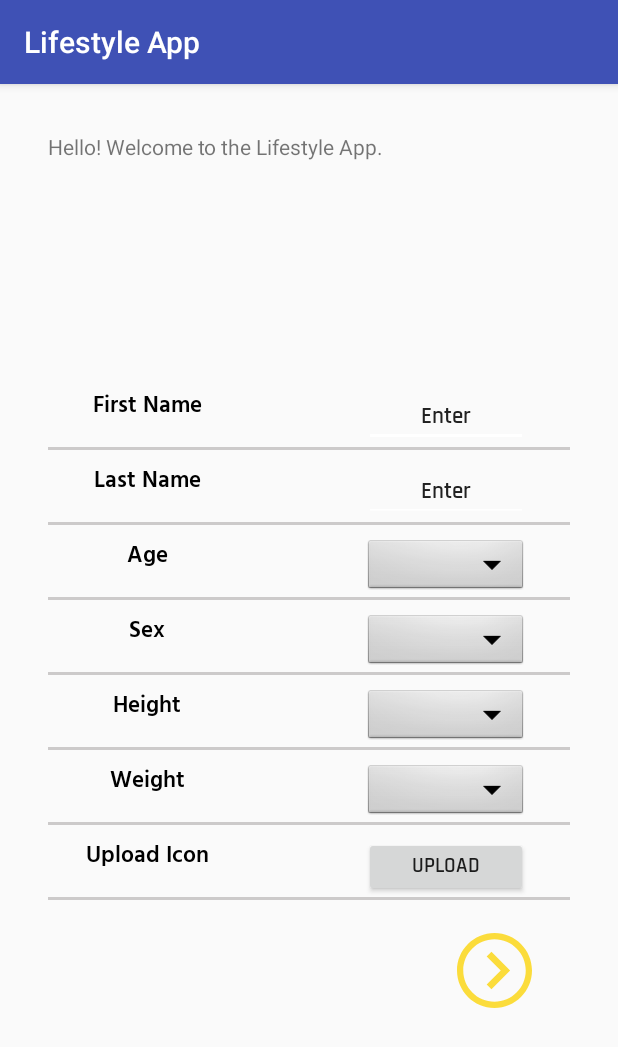
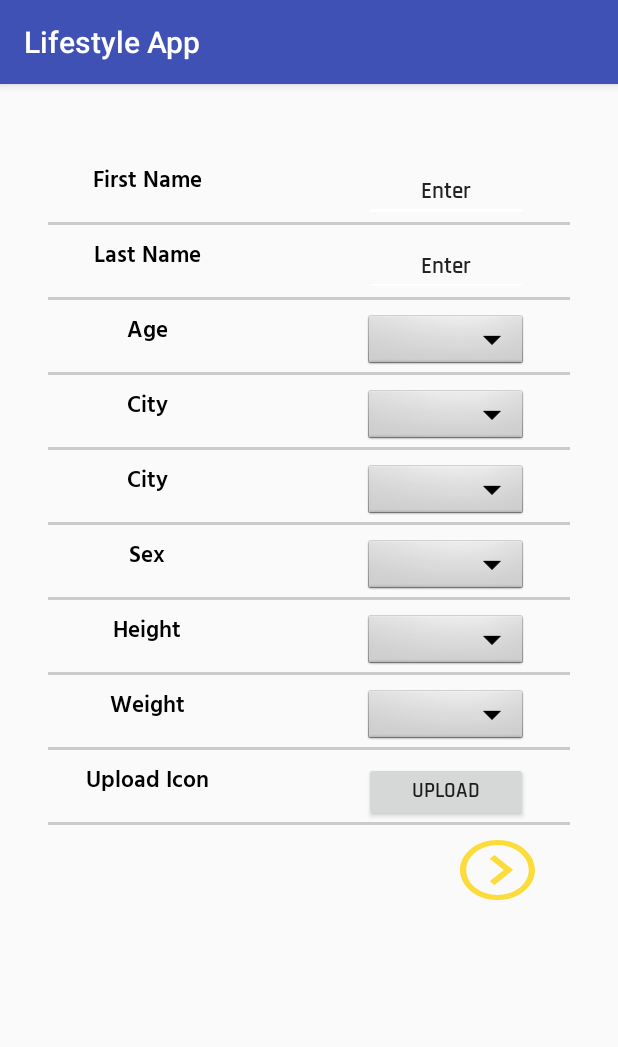
Before and after one commit to mewest88/CS6018_GroupProject, an Android app: the screen it shows after launch (MainActivity), on a phone screen of 412 x 824 dp. Shown: the top 1047 px of the screen. Run offline under Robolectric (Android 15) with nearby library versions, the phone set to English and light mode, and no system bars.

Commit message:
sign up page designs and got the app running again with age spinner

```diff
--- a/app/src/main/java/com/example/masonwest/lifestyle_app/MainActivity.java
+++ b/app/src/main/java/com/example/masonwest/lifestyle_app/MainActivity.java
@@ -154,7 +154,7 @@
         Bitmap thumbnail = (Bitmap) thumbnailImage.get("data");
         // Create a new user
 //        User(int userIDPassed, String firstNamePassed, String lastNamePassed, int agePassed, int heightPassed, float weightPassed, String cityPassed, String countryPassed, Bitmap profilePicPassed, String sexPassed)
-        newUser = new User(1, firstName, lastName, age, 72, 160, "Salt Lake", "USA", thumbnail, "male");
+        newUser = new User(1, firstName, lastName, 30, 72, 160, "Salt Lake", "USA", thumbnail, "male");
 
         //MASTER LIST WORK
         //Get the Master List fragment
--- a/app/src/main/res/layout/activity_main.xml
+++ b/app/src/main/res/layout/activity_main.xml
@@ -11,7 +11,7 @@
     <FrameLayout xmlns:android="http://schemas.android.com/apk/res/android"
         android:id="@+id/fl_header_phone"
         android:layout_width="match_parent"
-        android:layout_height="100dp"
+        android:layout_height="10dp"
         android:padding="16dp">
     </FrameLayout>
 
--- a/app/src/main/res/layout/fragment_edit_user_details.xml
+++ b/app/src/main/res/layout/fragment_edit_user_details.xml
@@ -13,7 +13,7 @@
         android:layout_height="40dp"
         android:layout_marginEnd="8dp"
         android:layout_marginRight="10dp"
-        android:layout_marginTop="70dp"
+        android:layout_marginTop="10dp"
         android:gravity="center_horizontal"
         android:lineSpacingExtra="-16sp"
         android:text="@string/firstName"
@@ -29,12 +29,12 @@
         android:layout_height="40dp"
         android:layout_marginEnd="28dp"
         android:layout_marginRight="28dp"
-        android:layout_marginTop="70dp"
+        android:layout_marginTop="10dp"
+        android:backgroundTint="@color/colorWhite"
         android:gravity="center_horizontal"
         android:lineSpacingExtra="-8sp"
         android:text="@string/enter"
         android:textAppearance="@style/enterText"
-        android:backgroundTint="@color/colorWhite"
         app:layout_constraintEnd_toEndOf="parent"
         app:layout_constraintTop_toTopOf="parent" />
 
@@ -123,6 +123,80 @@
         app:layout_constraintTop_toTopOf="@id/et_Age" />
 
     <TextView
+        android:id="@+id/et_city_hardcoded"
+        android:layout_width="109dp"
+        android:layout_height="40dp"
+        android:layout_marginEnd="8dp"
+        android:layout_marginRight="10dp"
+        android:layout_marginTop="10dp"
+        android:gravity="center_horizontal"
+        android:lineSpacingExtra="-16sp"
+        android:text="@string/enterCity"
+        android:textAppearance="@style/titleText"
+        app:layout_constraintEnd_toStartOf="@+id/et_City"
+        app:layout_constraintHorizontal_bias="0.123"
+        app:layout_constraintStart_toStartOf="parent"
+        app:layout_constraintTop_toBottomOf="@+id/et_Age_hardcoded" />
+
+    <Spinner
+        android:id="@+id/et_City"
+        android:layout_width="109dp"
+        android:layout_height="40dp"
+        android:layout_marginTop="10dp"
+        android:background="@android:drawable/btn_dropdown"
+        android:gravity="center_horizontal"
+        android:lineSpacingExtra="-8sp"
+        android:spinnerMode="dropdown"
+        app:layout_constraintStart_toStartOf="@+id/et_Age"
+        app:layout_constraintTop_toBottomOf="@+id/et_Age" />
+
+    <View
+        android:layout_width="fill_parent"
+        android:layout_height="2dip"
+        android:layout_marginTop="40dp"
+        android:background="#CCCACA"
+        app:layout_constraintEnd_toEndOf="parent"
+        app:layout_constraintStart_toStartOf="parent"
+        app:layout_constraintTop_toTopOf="@id/et_City" />
+
+    <TextView
+        android:id="@+id/et_country_hardcoded"
+        android:layout_width="109dp"
+        android:layout_height="40dp"
+        android:layout_marginEnd="8dp"
+        android:layout_marginRight="10dp"
+        android:layout_marginTop="10dp"
+        android:gravity="center_horizontal"
+        android:lineSpacingExtra="-16sp"
+        android:text="@string/enterCity"
+        android:textAppearance="@style/titleText"
+        app:layout_constraintEnd_toStartOf="@+id/et_Country"
+        app:layout_constraintHorizontal_bias="0.123"
+        app:layout_constraintStart_toStartOf="parent"
+        app:layout_constraintTop_toBottomOf="@+id/et_city_hardcoded" />
+
+    <Spinner
+        android:id="@+id/et_Country"
+        android:layout_width="109dp"
+        android:layout_height="40dp"
+        android:layout_marginTop="10dp"
+        android:background="@android:drawable/btn_dropdown"
+        android:gravity="center_horizontal"
+        android:lineSpacingExtra="-8sp"
+        android:spinnerMode="dropdown"
+        app:layout_constraintStart_toStartOf="@+id/et_City"
+        app:layout_constraintTop_toBottomOf="@+id/et_City" />
+
+    <View
+        android:layout_width="fill_parent"
+        android:layout_height="2dip"
+        android:layout_marginTop="40dp"
+        android:background="#CCCACA"
+        app:layout_constraintEnd_toEndOf="parent"
+        app:layout_constraintStart_toStartOf="parent"
+        app:layout_constraintTop_toTopOf="@id/et_Country" />
+
+    <TextView
         android:id="@+id/et_Sex_hardcoded"
         android:layout_width="109dp"
         android:layout_height="40dp"
@@ -136,7 +210,7 @@
         app:layout_constraintEnd_toStartOf="@+id/et_Sex"
         app:layout_constraintHorizontal_bias="0.123"
         app:layout_constraintStart_toStartOf="parent"
-        app:layout_constraintTop_toBottomOf="@+id/et_Age_hardcoded" />
+        app:layout_constraintTop_toBottomOf="@+id/et_country_hardcoded" />
 
     <Spinner
         android:id="@+id/et_Sex"
@@ -147,8 +221,8 @@
         android:gravity="center_horizontal"
         android:lineSpacingExtra="-8sp"
         android:spinnerMode="dropdown"
-        app:layout_constraintStart_toStartOf="@+id/et_Age"
-        app:layout_constraintTop_toBottomOf="@+id/et_Age" />
+        app:layout_constraintStart_toStartOf="@+id/et_Country"
+        app:layout_constraintTop_toBottomOf="@+id/et_Country" />
 
     <View
         android:layout_width="fill_parent"
@@ -273,11 +347,11 @@
     <ImageButton
         android:id="@+id/button_submit"
         android:layout_width="wrap_content"
-        android:layout_height="wrap_content"
-        android:layout_marginTop="24dp"
+        android:layout_height="40dp"
+        android:layout_marginTop="12dp"
         android:background="@drawable/ic_submitarrow"
         app:layout_constraintEnd_toEndOf="parent"
-        app:layout_constraintHorizontal_bias="0.916"
+        app:layout_constraintHorizontal_bias="0.922"
         app:layout_constraintLeft_toLeftOf="parent"
         app:layout_constraintRight_toRightOf="parent"
         app:layout_constraintStart_toStartOf="parent"
--- a/app/src/main/res/values/strings.xml
+++ b/app/src/main/res/values/strings.xml
@@ -8,6 +8,8 @@
     <string name="enterAge">Age</string>
     <string name="Age">Age in years</string>
     <string name="enterSex">Sex</string>
+    <string name="enterCity">City</string>
+    <string name="enterCountry">Country</string>
     <string name="enterHeight">Height</string>
     <string name="enterWeight">Weight</string>
     <string name="uploadIcon">Upload Icon</string>
```
Also changed, not shown: app/src/main/java/com/example/masonwest/lifestyle_app/EditUserDetailsFragment.java (+49 -11 lines).
